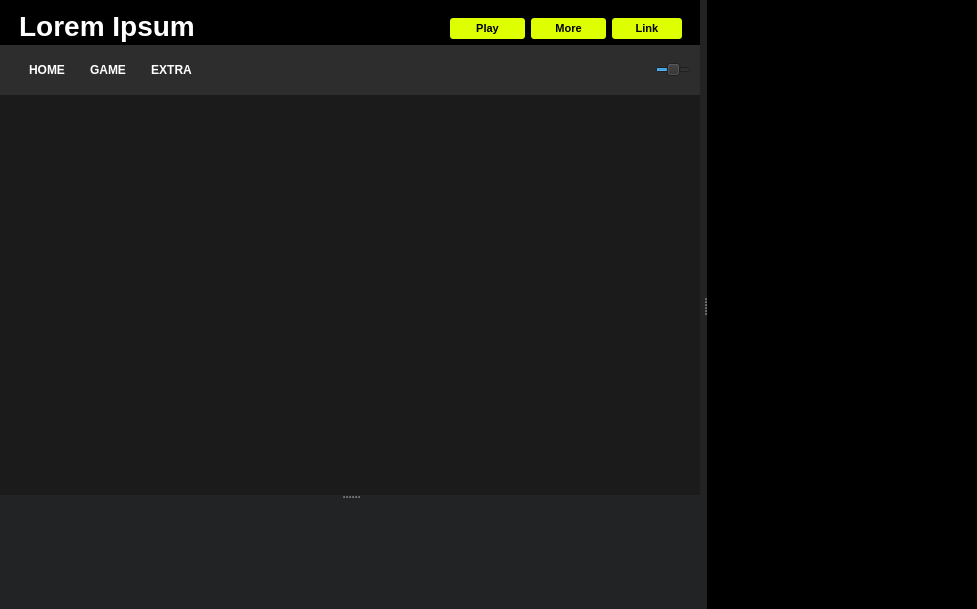
First picture: the form in Widgets/GameManager/gamemanagerform.ui, repository nothanley/ModManager, before the edit.
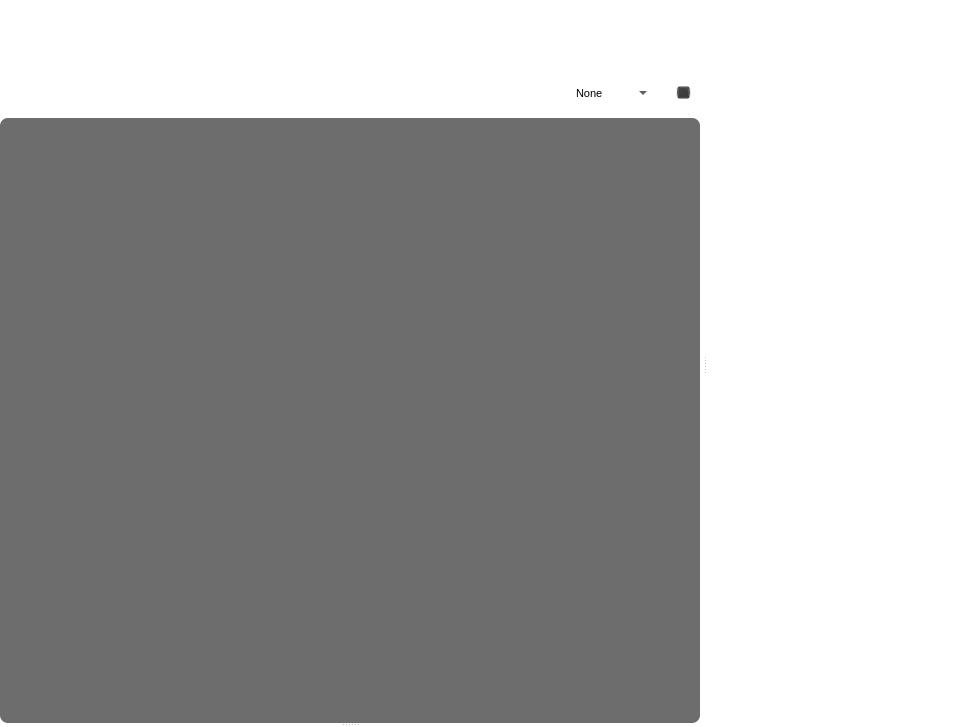
Second picture: the form after the edit. Icons and pictures are not drawn.

The edit to the form file:
```diff
--- a/Widgets/GameManager/gamemanagerform.ui
+++ b/Widgets/GameManager/gamemanagerform.ui
@@ -6,8 +6,8 @@
    <rect>
     <x>0</x>
     <y>0</y>
-    <width>896</width>
-    <height>609</height>
+    <width>977</width>
+    <height>727</height>
    </rect>
   </property>
   <property name="windowTitle">
@@ -16,7 +16,34 @@
   <property name="styleSheet">
    <string notr="true">QWidget{
 	border-radius:0px;
-	background-color: rgb(34, 35, 36);
+	background-color: rgba(0,0,0,0);
+}
+
+
+QScrollBar:vertical{
+	width:  12px;
+	background-color: rgb(38, 38, 38);
+	margin: 0px 0px 0px 0px;
+}
+QScrollBar:handle{
+	min-height: 45px;
+	border-radius: 4px;
+	background-color: rgb(93, 93, 93);
+}
+QScrollBar:arrow{
+	border-radius: 4px;
+	background-color: rgb(103, 103, 103);
+}
+QScrollBar:handle:hover{
+	border-radius: 4px;
+	background-color: rgb(113, 113, 113);
+}
+QScrollBar::sub-page:vertical {
+    background-color: rgb(50, 50, 50)
+}
+
+QScrollBar::add-page:vertical {
+    background-color: rgb(50, 50, 50)
 }</string>
   </property>
   <layout class="QGridLayout" name="gridLayout">
@@ -44,6 +71,11 @@
       <number>5</number>
      </property>
      <widget class="QFrame" name="ContentFrame">
+      <property name="styleSheet">
+       <string notr="true">QWidget{
+	background-color: rgba(0, 0, 0,0);
+}</string>
+      </property>
       <property name="frameShape">
        <enum>QFrame::StyledPanel</enum>
       </property>
@@ -89,13 +121,7 @@
          <property name="styleSheet">
           <string notr="true">QWidget{
 	color: white;
-	background-color: rgb(0, 0, 0);
-}
-
-QPushButton{
-	color: black;
-	border-radius: 3px;
-	background-color: rgb(221, 255, 0);
+	background-color: rgba(0, 0, 0,0);
 }</string>
          </property>
          <layout class="QHBoxLayout" name="horizontalLayout">
@@ -109,43 +135,193 @@
            <number>2</number>
           </property>
           <item>
-           <widget class="QLabel" name="GameLabel">
-            <property name="sizePolicy">
-             <sizepolicy hsizetype="Minimum" vsizetype="Preferred">
-              <horstretch>0</horstretch>
-              <verstretch>0</verstretch>
-             </sizepolicy>
-            </property>
+           <widget class="QFrame" name="TitleFrame">
             <property name="minimumSize">
              <size>
-              <width>214</width>
-              <height>0</height>
+              <width>226</width>
+              <height>57</height>
              </size>
             </property>
-            <property name="font">
-             <font>
-              <pointsize>21</pointsize>
-              <bold>true</bold>
-             </font>
-            </property>
-            <property name="layoutDirection">
-             <enum>Qt::LeftToRight</enum>
+            <property name="maximumSize">
+             <size>
+              <width>226</width>
+              <height>57</height>
+             </size>
             </property>
             <property name="styleSheet">
-             <string notr="true">QLabel{
+             <string notr="true">QWidget{
+	background-color: rgba(0,0,0,0);
+	border: 0px;
+}</string>
+            </property>
+            <property name="frameShape">
+             <enum>QFrame::StyledPanel</enum>
+            </property>
+            <property name="frameShadow">
+             <enum>QFrame::Raised</enum>
+            </property>
+            <layout class="QVBoxLayout" name="verticalLayout_3">
+             <property name="spacing">
+              <number>0</number>
+             </property>
+             <property name="leftMargin">
+              <number>0</number>
+             </property>
+             <property name="topMargin">
+              <number>0</number>
+             </property>
+             <property name="rightMargin">
+              <number>0</number>
+             </property>
+             <property name="bottomMargin">
+              <number>0</number>
+             </property>
+             <item>
+              <widget class="QWidget" name="SubLabelFrame" native="true">
+               <property name="minimumSize">
+                <size>
+                 <width>0</width>
+                 <height>0</height>
+                </size>
+               </property>
+               <layout class="QHBoxLayout" name="horizontalLayout_5">
+                <property name="spacing">
+                 <number>0</number>
+                </property>
+                <property name="leftMargin">
+                 <number>0</number>
+                </property>
+                <property name="topMargin">
+                 <number>0</number>
+                </property>
+                <property name="rightMargin">
+                 <number>0</number>
+                </property>
+                <property name="bottomMargin">
+                 <number>0</number>
+                </property>
+                <item>
+                 <spacer name="horizontalSpacer_4">
+                  <property name="orientation">
+                   <enum>Qt::Horizontal</enum>
+                  </property>
+                  <property name="sizeType">
+                   <enum>QSizePolicy::Maximum</enum>
+                  </property>
+                  <property name="sizeHint" stdset="0">
+                   <size>
+                    <width>20</width>
+                    <height>20</height>
+                   </size>
+                  </property>
+                 </spacer>
+                </item>
+                <item>
+                 <widget class="QPushButton" name="HomeLabel">
+                  <property name="sizePolicy">
+                   <sizepolicy hsizetype="Preferred" vsizetype="Preferred">
+                    <horstretch>0</horstretch>
+                    <verstretch>0</verstretch>
+                   </sizepolicy>
+                  </property>
+                  <property name="maximumSize">
+                   <size>
+                    <width>45</width>
+                    <height>16777215</height>
+                   </size>
+                  </property>
+                  <property name="font">
+                   <font>
+                    <family>Segoe UI Variable Display Semib</family>
+                    <weight>75</weight>
+                    <bold>true</bold>
+                   </font>
+                  </property>
+                  <property name="styleSheet">
+                   <string notr="true">QPushButton{
+	color: rgba(255,255,255,150);
+	padding-top: 4px;
+}
+
+QPushButton:hover{
+	color: rgba(255,255,255,200);
+	padding-top: 4px;
+}
+
+QPushButton:pressed{
+	color: rgba(255,255,255,180);
+	padding-top: 4px;
+}</string>
+                  </property>
+                  <property name="text">
+                   <string>HOME &gt;</string>
+                  </property>
+                 </widget>
+                </item>
+                <item>
+                 <spacer name="horizontalSpacer_5">
+                  <property name="orientation">
+                   <enum>Qt::Horizontal</enum>
+                  </property>
+                  <property name="sizeHint" stdset="0">
+                   <size>
+                    <width>157</width>
+                    <height>20</height>
+                   </size>
+                  </property>
+                 </spacer>
+                </item>
+               </layout>
+              </widget>
+             </item>
+             <item>
+              <widget class="QLabel" name="GameLabel">
+               <property name="sizePolicy">
+                <sizepolicy hsizetype="Minimum" vsizetype="Preferred">
+                 <horstretch>0</horstretch>
+                 <verstretch>0</verstretch>
+                </sizepolicy>
+               </property>
+               <property name="minimumSize">
+                <size>
+                 <width>226</width>
+                 <height>0</height>
+                </size>
+               </property>
+               <property name="maximumSize">
+                <size>
+                 <width>16777215</width>
+                 <height>34</height>
+                </size>
+               </property>
+               <property name="font">
+                <font>
+                 <pointsize>25</pointsize>
+                 <weight>75</weight>
+                 <bold>true</bold>
+                </font>
+               </property>
+               <property name="layoutDirection">
+                <enum>Qt::LeftToRight</enum>
+               </property>
+               <property name="styleSheet">
+                <string notr="true">QLabel{
 	padding-left: 4px;
 	padding-right: 4px;
 }</string>
-            </property>
-            <property name="text">
-             <string>Lorem Ipsum</string>
-            </property>
-            <property name="scaledContents">
-             <bool>false</bool>
-            </property>
-            <property name="alignment">
-             <set>Qt::AlignCenter</set>
-            </property>
+               </property>
+               <property name="text">
+                <string>TITLE</string>
+               </property>
+               <property name="scaledContents">
+                <bool>false</bool>
+               </property>
+               <property name="alignment">
+                <set>Qt::AlignCenter</set>
+               </property>
+              </widget>
+             </item>
+            </layout>
            </widget>
           </item>
           <item>
@@ -165,134 +341,214 @@
            </spacer>
           </item>
           <item>
-           <widget class="QFrame" name="ButtonFrame">
-            <property name="sizePolicy">
-             <sizepolicy hsizetype="Minimum" vsizetype="Preferred">
-              <horstretch>0</horstretch>
-              <verstretch>0</verstretch>
-             </sizepolicy>
-            </property>
+           <widget class="QFrame" name="StatsFrame">
             <property name="minimumSize">
              <size>
-              <width>250</width>
+              <width>0</width>
               <height>0</height>
              </size>
             </property>
             <property name="maximumSize">
              <size>
-              <width>250</width>
-              <height>16777215</height>
+              <width>16777215</width>
+              <height>40</height>
              </size>
             </property>
             <property name="font">
              <font>
+              <family>Segoe UI Variable Display</family>
               <pointsize>8</pointsize>
-              <bold>true</bold>
              </font>
             </property>
+            <property name="styleSheet">
+             <string notr="true">QFrame{
+	color: rgba(255, 255, 255, 225);
+	background-color: rgba(0, 0, 0, 0);
+}
+
+QLabel{
+	border-radius: 0px;
+	background-color: rgba(0, 0, 0, 0); 
+}
+</string>
+            </property>
             <property name="frameShape">
-             <enum>QFrame::StyledPanel</enum>
+             <enum>QFrame::NoFrame</enum>
             </property>
             <property name="frameShadow">
-             <enum>QFrame::Raised</enum>
+             <enum>QFrame::Plain</enum>
             </property>
-            <layout class="QHBoxLayout" name="horizontalLayout_2">
+            <layout class="QHBoxLayout" name="horizontalLayout_4">
+             <property name="spacing">
+              <number>9</number>
+             </property>
              <property name="topMargin">
+              <number>0</number>
+             </property>
+             <property name="rightMargin">
               <number>9</number>
              </property>
              <property name="bottomMargin">
-              <number>3</number>
+              <number>0</number>
              </property>
              <item>
-              <widget class="QPushButton" name="GameTopButton_1">
-               <property name="sizePolicy">
-                <sizepolicy hsizetype="Maximum" vsizetype="Fixed">
-                 <horstretch>0</horstretch>
-                 <verstretch>0</verstretch>
-                </sizepolicy>
-               </property>
+              <widget class="QLabel" name="ProfileLabel">
                <property name="minimumSize">
                 <size>
-                 <width>75</width>
-                 <height>21</height>
+                 <width>0</width>
+                 <height>0</height>
                 </size>
                </property>
                <property name="maximumSize">
                 <size>
-                 <width>75</width>
+                 <width>16777215</width>
                  <height>16777215</height>
                 </size>
                </property>
                <property name="font">
                 <font>
+                 <family>Segoe UI Variable Display</family>
                  <pointsize>8</pointsize>
+                 <weight>75</weight>
                  <bold>true</bold>
                 </font>
                </property>
                <property name="text">
-                <string>Play</string>
+                <string>Current Profile</string>
                </property>
+               <property name="alignment">
+                <set>Qt::AlignLeading|Qt::AlignLeft|Qt::AlignVCenter</set>
+               </property>
+               <property name="margin">
+                <number>0</number>
+               </property>
               </widget>
              </item>
              <item>
-              <widget class="QPushButton" name="GameTopButton_2">
-               <property name="sizePolicy">
-                <sizepolicy hsizetype="Maximum" vsizetype="Fixed">
-                 <horstretch>0</horstretch>
-                 <verstretch>0</verstretch>
-                </sizepolicy>
+              <widget class="QLabel" name="line">
+               <property name="minimumSize">
+                <size>
+                 <width>3</width>
+                 <height>20</height>
+                </size>
                </property>
+               <property name="maximumSize">
+                <size>
+                 <width>3</width>
+                 <height>20</height>
+                </size>
+               </property>
+               <property name="font">
+                <font>
+                 <family>Segoe UI Variable Display</family>
+                </font>
+               </property>
+               <property name="styleSheet">
+                <string notr="true">QLabel{
+	background-color: rgba(255, 255, 255, 225);
+	border-width:3px;
+	border-radius:6px;
+}</string>
+               </property>
+               <property name="text">
+                <string/>
+               </property>
+              </widget>
+             </item>
+             <item>
+              <widget class="QLabel" name="ModCountLabel">
                <property name="minimumSize">
                 <size>
-                 <width>75</width>
-                 <height>21</height>
+                 <width>0</width>
+                 <height>0</height>
                 </size>
                </property>
                <property name="maximumSize">
                 <size>
-                 <width>75</width>
+                 <width>16777215</width>
                  <height>16777215</height>
                 </size>
                </property>
                <property name="font">
                 <font>
+                 <family>Segoe UI Variable Display</family>
                  <pointsize>8</pointsize>
+                 <weight>75</weight>
                  <bold>true</bold>
                 </font>
                </property>
                <property name="text">
-                <string>More</string>
+                <string>Num Mods</string>
                </property>
+               <property name="alignment">
+                <set>Qt::AlignLeading|Qt::AlignLeft|Qt::AlignVCenter</set>
+               </property>
+               <property name="margin">
+                <number>0</number>
+               </property>
               </widget>
              </item>
              <item>
-              <widget class="QPushButton" name="GameTopButton_3">
-               <property name="sizePolicy">
-                <sizepolicy hsizetype="Maximum" vsizetype="Fixed">
-                 <horstretch>0</horstretch>
-                 <verstretch>0</verstretch>
-                </sizepolicy>
+              <widget class="QLabel" name="line_2">
+               <property name="minimumSize">
+                <size>
+                 <width>3</width>
+                 <height>20</height>
+                </size>
                </property>
+               <property name="maximumSize">
+                <size>
+                 <width>3</width>
+                 <height>20</height>
+                </size>
+               </property>
+               <property name="font">
+                <font>
+                 <family>Segoe UI Variable Display</family>
+                </font>
+               </property>
+               <property name="styleSheet">
+                <string notr="true">QLabel{
+	background-color: rgba(255, 255, 255, 225);
+	border-width:3px;
+	border-radius:6px;
+}</string>
+               </property>
+               <property name="text">
+                <string/>
+               </property>
+              </widget>
+             </item>
+             <item>
+              <widget class="QLabel" name="CountLabel2">
                <property name="minimumSize">
                 <size>
-                 <width>70</width>
-                 <height>21</height>
+                 <width>0</width>
+                 <height>0</height>
                 </size>
                </property>
                <property name="maximumSize">
                 <size>
-                 <width>70</width>
+                 <width>16777215</width>
                  <height>16777215</height>
                 </size>
                </property>
                <property name="font">
                 <font>
+                 <family>Segoe UI Variable Display</family>
                  <pointsize>8</pointsize>
+                 <weight>75</weight>
                  <bold>true</bold>
                 </font>
                </property>
                <property name="text">
-                <string>Link</string>
+                <string>Num Profiles</string>
+               </property>
+               <property name="alignment">
+                <set>Qt::AlignLeading|Qt::AlignLeft|Qt::AlignVCenter</set>
+               </property>
+               <property name="margin">
+                <number>0</number>
                </property>
               </widget>
              </item>
@@ -318,9 +574,7 @@
          </property>
          <property name="styleSheet">
           <string notr="true">QWidget{
-
-background:  rgba(45, 45, 45, 255);
-
+background:  rgba(45, 45, 45, 0);
 }
 
 QPushButton {
@@ -348,18 +602,176 @@
             </property>
             <property name="sizeHint" stdset="0">
              <size>
-              <width>20</width>
+              <width>10</width>
               <height>20</height>
              </size>
             </property>
            </spacer>
           </item>
+          <item>
+           <widget class="QFrame" name="ButtonFrame">
+            <property name="sizePolicy">
+             <sizepolicy hsizetype="Minimum" vsizetype="Preferred">
+              <horstretch>0</horstretch>
+              <verstretch>0</verstretch>
+             </sizepolicy>
+            </property>
+            <property name="minimumSize">
+             <size>
+              <width>250</width>
+              <height>0</height>
+             </size>
+            </property>
+            <property name="maximumSize">
+             <size>
+              <width>250</width>
+              <height>16777215</height>
+             </size>
+            </property>
+            <property name="font">
+             <font>
+              <pointsize>8</pointsize>
+              <weight>75</weight>
+              <bold>true</bold>
+             </font>
+            </property>
+            <property name="styleSheet">
+             <string notr="true">QPushButton{
+	color: white;
+	border-radius: 8px;
+	background-color:
+    qlineargradient(
+	spread: pad, 
+	x2:0, y2:1.2, 
+	x1:1.2 y1:1.25, 
+	stop:0 rgb(30, 200, 255),
+	stop:1 rgb(180, 50, 199)
+	);
+}</string>
+            </property>
+            <property name="frameShape">
+             <enum>QFrame::StyledPanel</enum>
+            </property>
+            <property name="frameShadow">
+             <enum>QFrame::Raised</enum>
+            </property>
+            <layout class="QHBoxLayout" name="horizontalLayout_2">
+             <property name="topMargin">
+              <number>9</number>
+             </property>
+             <property name="bottomMargin">
+              <number>3</number>
+             </property>
+             <item>
+              <widget class="QPushButton" name="GameTopButton_1">
+               <property name="sizePolicy">
+                <sizepolicy hsizetype="Maximum" vsizetype="Fixed">
+                 <horstretch>0</horstretch>
+                 <verstretch>0</verstretch>
+                </sizepolicy>
+               </property>
+               <property name="minimumSize">
+                <size>
+                 <width>75</width>
+                 <height>21</height>
+                </size>
+               </property>
+               <property name="maximumSize">
+                <size>
+                 <width>75</width>
+                 <height>16777215</height>
+                </size>
+               </property>
+               <property name="font">
+                <font>
+                 <pointsize>8</pointsize>
+                 <weight>75</weight>
+                 <bold>true</bold>
+                </font>
+               </property>
+               <property name="text">
+                <string>PLAY</string>
+               </property>
+               <property name="icon">
+                <iconset resource="../BurgerMenu/burgermenu.qrc">
+                 <normaloff>:/icons/albums.png</normaloff>:/icons/albums.png</iconset>
+               </property>
+              </widget>
+             </item>
+             <item>
+              <widget class="QPushButton" name="GameTopButton_2">
+               <property name="sizePolicy">
+                <sizepolicy hsizetype="Maximum" vsizetype="Fixed">
+                 <horstretch>0</horstretch>
+                 <verstretch>0</verstretch>
+                </sizepolicy>
+               </property>
+               <property name="minimumSize">
+                <size>
+                 <width>75</width>
+                 <height>21</height>
+                </size>
+               </property>
+               <property name="maximumSize">
+                <size>
+                 <width>75</width>
+                 <height>16777215</height>
+                </size>
+               </property>
+               <property name="font">
+                <font>
+                 <pointsize>8</pointsize>
+                 <weight>75</weight>
+                 <bold>true</bold>
+                </font>
+               </property>
+               <property name="text">
+                <string>MORE</string>
+               </property>
+              </widget>
+             </item>
+             <item>
+              <widget class="QPushButton" name="GameTopButton_3">
+               <property name="sizePolicy">
+                <sizepolicy hsizetype="Maximum" vsizetype="Fixed">
+                 <horstretch>0</horstretch>
+                 <verstretch>0</verstretch>
+                </sizepolicy>
+               </property>
+               <property name="minimumSize">
+                <size>
+                 <width>70</width>
+                 <height>21</height>
+                </size>
+               </property>
+               <property name="maximumSize">
+                <size>
+                 <width>70</width>
+                 <height>16777215</height>
+                </size>
+               </property>
+               <property name="font">
+                <font>
+                 <pointsize>8</pointsize>
+                 <weight>75</weight>
+                 <bold>true</bold>
+                </font>
+               </property>
+               <property name="text">
+                <string>LINK</string>
+               </property>
+              </widget>
+             </item>
+            </layout>
+           </widget>
+          </item>
           <item>
            <widget class="QPushButton" name="pushButton">
             <property name="font">
              <font>
               <family>Segoe UI</family>
               <pointsize>9</pointsize>
+              <weight>75</weight>
               <bold>true</bold>
              </font>
             </property>
@@ -374,6 +786,7 @@
              <font>
               <family>Segoe UI</family>
               <pointsize>9</pointsize>
+              <weight>75</weight>
               <bold>true</bold>
              </font>
             </property>
@@ -388,6 +801,7 @@
              <font>
               <family>Segoe UI</family>
               <pointsize>9</pointsize>
+              <weight>75</weight>
               <bold>true</bold>
              </font>
             </property>
@@ -409,6 +823,30 @@
             </property>
            </spacer>
           </item>
+          <item>
+           <widget class="QComboBox" name="comboBox">
+            <property name="minimumSize">
+             <size>
+              <width>80</width>
+              <height>0</height>
+             </size>
+            </property>
+            <property name="font">
+             <font>
+              <family>Nirmala UI</family>
+              <pointsize>8</pointsize>
+             </font>
+            </property>
+            <property name="currentText">
+             <string>None</string>
+            </property>
+            <item>
+             <property name="text">
+              <string>None</string>
+             </property>
+            </item>
+           </widget>
+          </item>
           <item>
            <widget class="QSlider" name="GridSizeSlider">
             <property name="maximumSize">
@@ -466,7 +904,9 @@
           </property>
           <property name="styleSheet">
            <string notr="true">QWidget{
-	background-color: rgb(27, 27, 27);
+	border: 3px  rgba(40,40,40,110);
+	border-radius: 8px;
+	background-color: rgba(40, 40, 40,110);
 }
 
 QLabel{
@@ -507,6 +947,23 @@
              <property name="mouseTracking">
               <bool>true</bool>
              </property>
+             <property name="styleSheet">
+              <string notr="true">QScrollArea{
+	background-color: qlineargradient(spread: pad, 
+	x1:0, y1:1.5, 
+	x2:0, y2:0, 
+	stop:0 rgba(0, 0, 0, 255), 
+	stop:1 rgba(0, 0, 0, 0)
+	);
+}
+</string>
+             </property>
+             <property name="frameShape">
+              <enum>QFrame::NoFrame</enum>
+             </property>
+             <property name="frameShadow">
+              <enum>QFrame::Plain</enum>
+             </property>
              <property name="widgetResizable">
               <bool>true</bool>
              </property>
@@ -515,8 +972,8 @@
                <rect>
                 <x>0</x>
                 <y>0</y>
-                <width>619</width>
-                <height>396</height>
+                <width>700</width>
+                <height>605</height>
                </rect>
               </property>
               <property name="sizePolicy">
@@ -534,6 +991,14 @@
               <property name="mouseTracking">
                <bool>true</bool>
               </property>
+              <property name="styleSheet">
+               <string notr="true">QWidget{
+	border: 3px  rgba(0,0,0,0);
+	border-radius: 8px;
+	background-color: rgba(0, 0, 0,0);
+}
+</string>
+              </property>
               <layout class="QGridLayout" name="gridLayout_3"/>
              </widget>
             </widget>
@@ -544,13 +1009,13 @@
           <property name="minimumSize">
            <size>
             <width>0</width>
-            <height>110</height>
+            <height>0</height>
            </size>
           </property>
           <property name="maximumSize">
            <size>
             <width>16777215</width>
-            <height>16777215</height>
+            <height>200</height>
            </size>
           </property>
           <property name="styleSheet">
@@ -587,7 +1052,7 @@
       </property>
       <property name="styleSheet">
        <string notr="true">QWidget{
-	background-color: black;
+	background-color: rgba(0, 0, 0,0);
 }</string>
       </property>
       <layout class="QVBoxLayout" name="verticalLayout_2">
```
Left out of the diff: 4 changed lines with no effect on the pictures.
